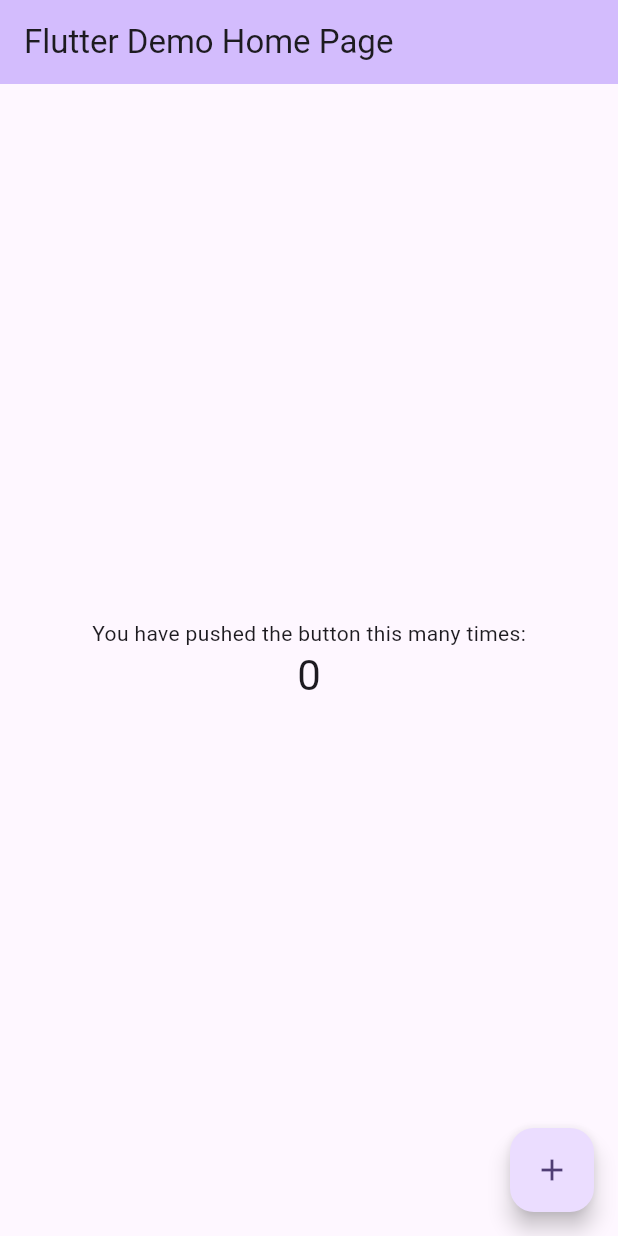
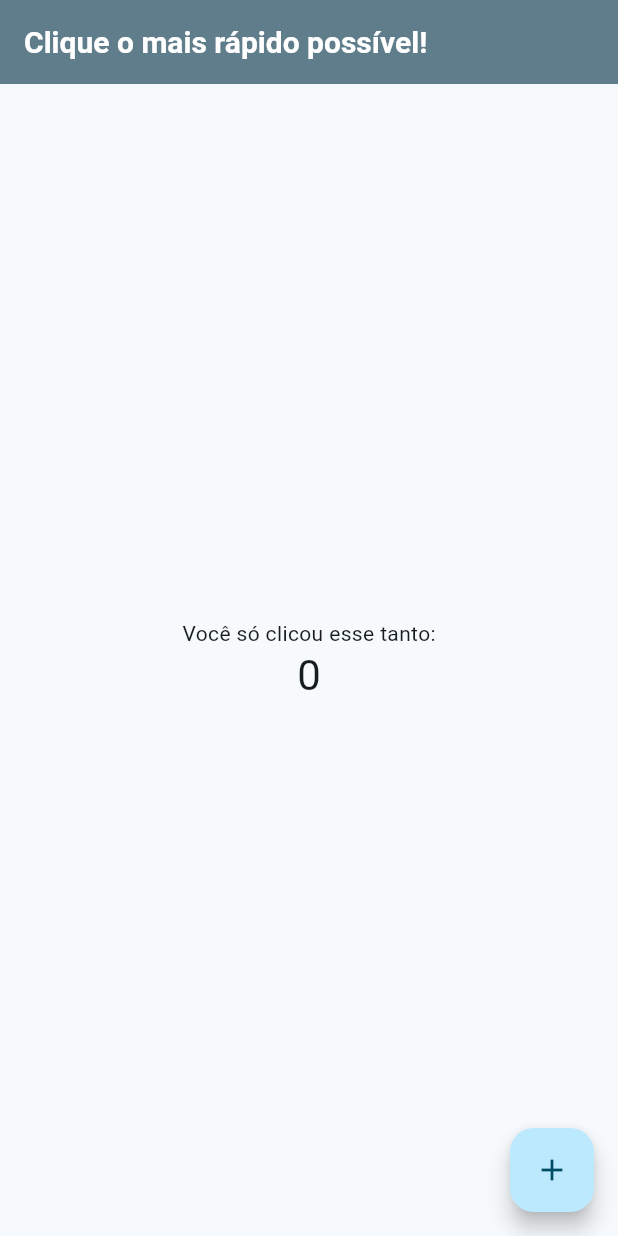
Before and after one commit to AndreMagaSouza/flutterapp, a Flutter app: the screen it shows after launch, on a phone screen of 412 x 824 dp. Run offline on Flutter 3.47's test engine with Material 3 defaults, Android fonts, the phone set to English and light mode, and no system bars.

Commit message:
Desafio DIO

```diff
--- a/lib/main.dart
+++ b/lib/main.dart
@@ -11,7 +11,7 @@ class MyApp extends StatelessWidget {
   @override
   Widget build(BuildContext context) {
     return MaterialApp(
-      title: 'Flutter Demo',
+      title: 'Clique',
       theme: ThemeData(
         // This is the theme of your application.
         //
@@ -28,9 +28,9 @@ class MyApp extends StatelessWidget {
         //
         // This works for code too, not just values: Most code changes can be
         // tested with just a hot reload.
-        colorScheme: ColorScheme.fromSeed(seedColor: Colors.deepPurple),
+        colorScheme: ColorScheme.fromSeed(seedColor: Colors.blueGrey),
       ),
-      home: const MyHomePage(title: 'Flutter Demo Home Page'),
+      home: const MyHomePage(title: 'Clique o mais rápido possível!'),
     );
   }
 }
@@ -80,7 +80,12 @@ class _MyHomePageState extends State<MyHomePage> {
         // TRY THIS: Try changing the color here to a specific color (to
         // Colors.amber, perhaps?) and trigger a hot reload to see the AppBar
         // change color while the other colors stay the same.
-        backgroundColor: Theme.of(context).colorScheme.inversePrimary,
+        backgroundColor: Colors.blueGrey,
+        titleTextStyle: const TextStyle(
+          fontSize: 20,
+          fontWeight: FontWeight.bold,
+          color: Colors.white,
+        ),
         // Here we take the value from the MyHomePage object that was created by
         // the App.build method, and use it to set our appbar title.
         title: Text(widget.title),
@@ -104,7 +109,7 @@ class _MyHomePageState extends State<MyHomePage> {
           // wireframe for each widget.
           mainAxisAlignment: MainAxisAlignment.center,
           children: <Widget>[
-            const Text('You have pushed the button this many times:'),
+            const Text('Você só clicou esse tanto:'),
             Text(
               '$_counter',
               style: Theme.of(context).textTheme.headlineMedium,
```
